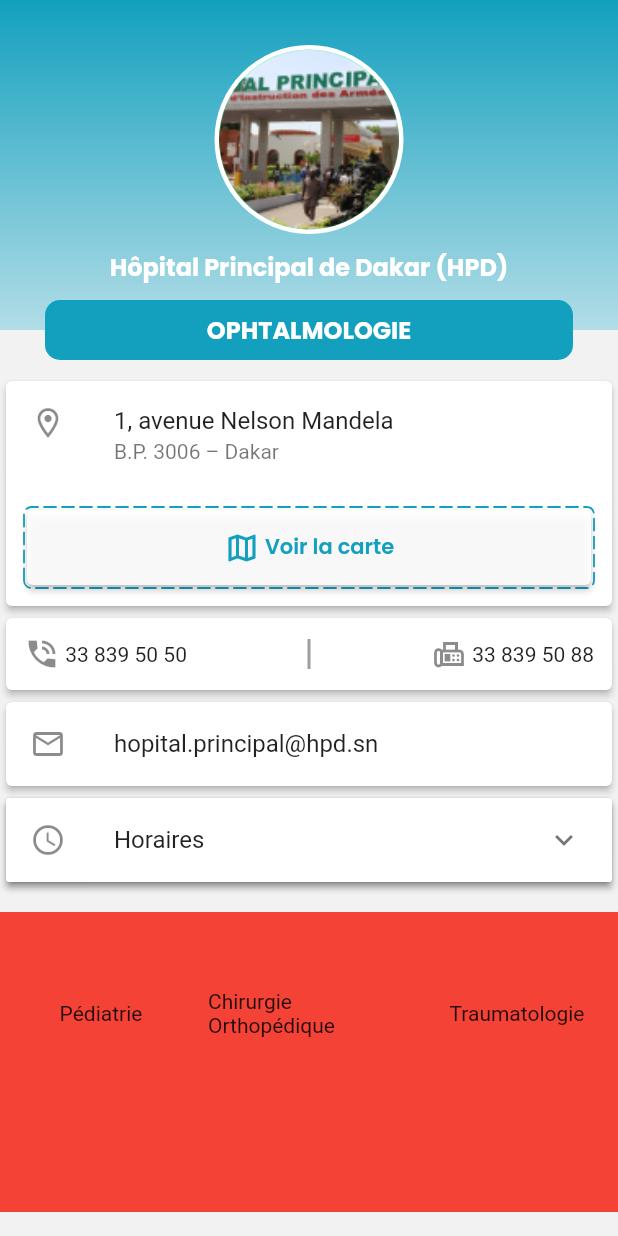
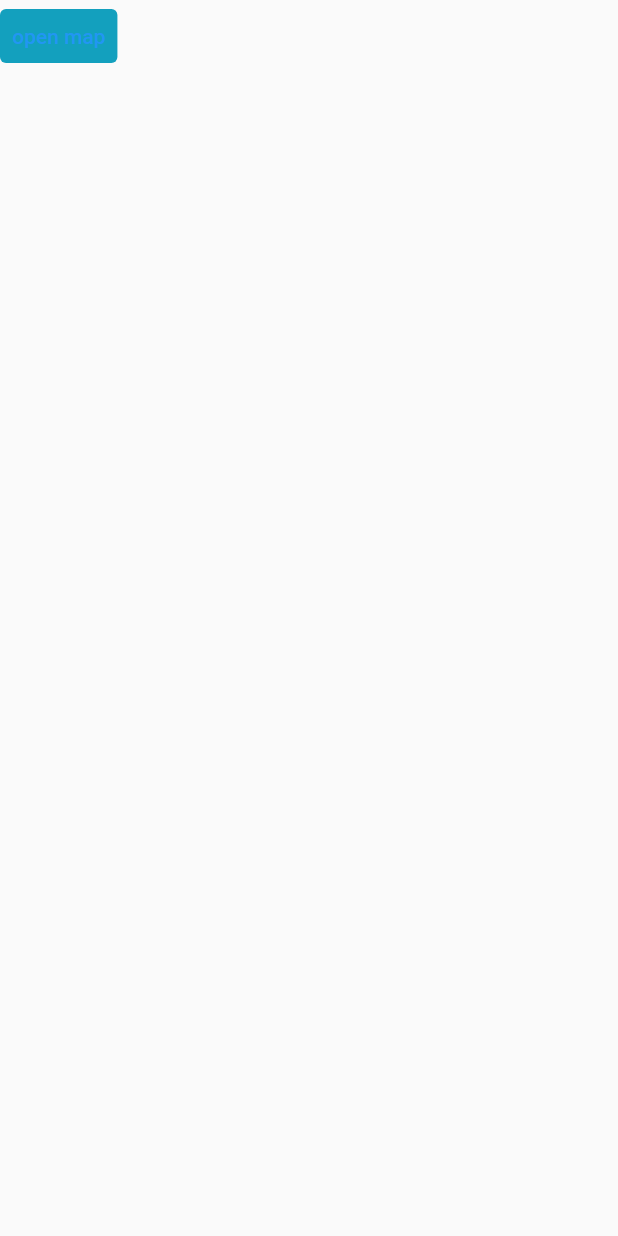
Before and after one commit to lyade28/hackathon, a Flutter app: the DetailsViewScreen screen opened directly, after a tap on "Voir la carte", on a phone screen of 412 x 824 dp. Run offline on Flutter 3.47's test engine with Material 2 defaults, Android fonts, the phone set to English and light mode, and no system bars; drawn by our look-alikes of dotted_border; our stand-ins replace bottom_navy_bar, carousel_slider, flutter_svg_provider, google_fonts.

Commit message:
localisation

```diff
--- a/lib/details/views/details_view.dart
+++ b/lib/details/views/details_view.dart
@@ -3,6 +3,8 @@
 
 import 'package:google_fonts/google_fonts.dart';
 import 'package:hackathon/common.dart';
+import 'package:hackathon/config/navigation.dart';
+import 'package:hackathon/localisation/views/map.dart';
 
 class DetailsViewScreen extends StatefulWidget {
   const DetailsViewScreen({Key? key}) : super(key: key);
@@ -359,7 +361,9 @@
           width: double.infinity,
           height: 50,
           child: ElevatedButton(
-            onPressed: () {},
+            onPressed: () {
+              NavigateToNextPage(context, const MapPage());
+            },
             style: TextButton.styleFrom(
               backgroundColor: Colors.white.withOpacity(.9),
             ),
--- /dev/null
+++ b/lib/localisation/views/map.dart
@@ -0,0 +1,22 @@
+import 'package:flutter/material.dart';
+
+import 'package:hackathon/common.dart';
+import 'package:hackathon/localisation/views/map_utils.dart';
+
+class MapPage extends StatelessWidget {
+  const MapPage({super.key});
+
+  @override
+  Widget build(BuildContext context) {
+    return SafeArea(
+      child: Scaffold(
+          body: TextButton(
+        onPressed: () {
+          MapUtils.openMap(14.6573471, -17.4367247);
+        },
+        child: Text('open map'),
+        style: TextButton.styleFrom(backgroundColor: Pcol),
+      )),
+    );
+  }
+}
--- a/pubspec.yaml
+++ b/pubspec.yaml
@@ -42,6 +42,7 @@
   carousel_slider: ^4.1.1
   dotted_border: ^2.0.0+2
   bottom_navy_bar: ^6.0.0
+  url_launcher: ^6.1.6
 
 dev_dependencies:
   flutter_test:
```
Also changed, not shown: lib/localisation/views/map_utils.dart (added), pubspec.lock, 3 other files.
